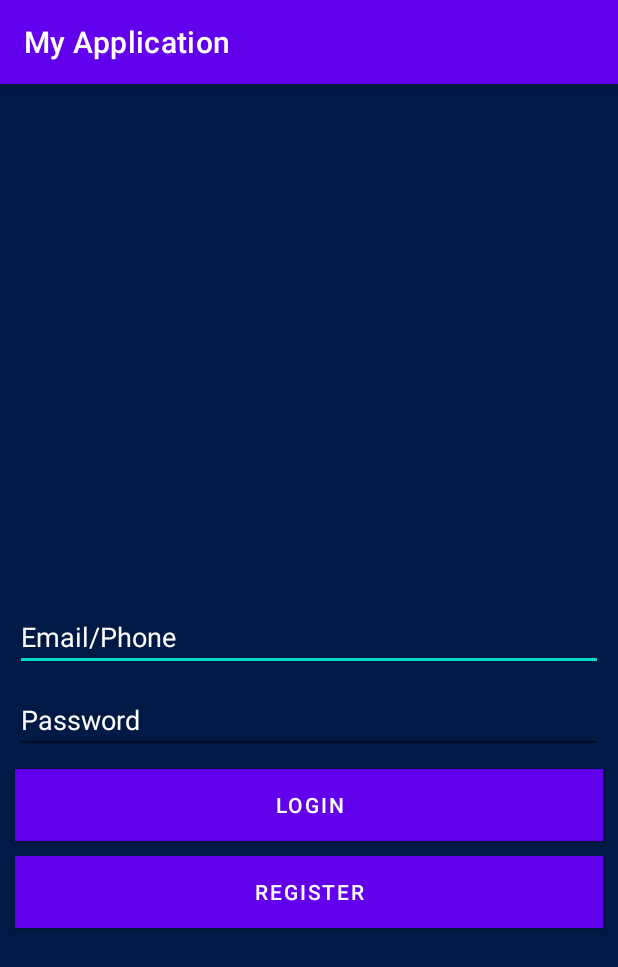
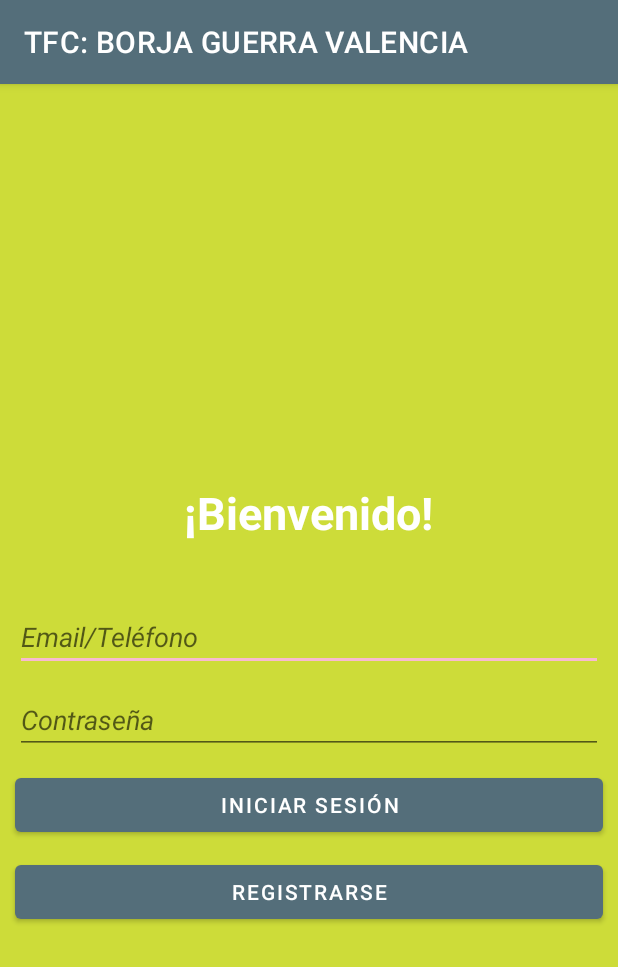
Before and after one commit to borjagv1/TFG, an Android app: the LoginActivity screen opened directly, with no data from a screen before it, on a phone screen of 412 x 824 dp. Shown: the top 967 px of the screen. Run offline under Robolectric (Android 15) with nearby library versions, the light colour scheme and no system bars.

Commit message:
Minor Fixes and Layout designs

```diff
--- a/app/src/main/java/com/example/myapplication/ui/IntroActivity.java
+++ b/app/src/main/java/com/example/myapplication/ui/IntroActivity.java
@@ -4,16 +4,22 @@ import android.content.Intent;
 import android.os.Bundle;
 import androidx.appcompat.app.AppCompatActivity;
 import com.example.myapplication.R;
+import com.example.myapplication.ui.register.LoginActivity;
 
 import java.util.Timer;
 import java.util.TimerTask;
 /**
  * Clase que gestiona la actividad de introducción.
+ * Se encarga de mostrar una pantalla de introducción durante un tiempo determinado.
+ * Después de ese tiempo, redirige a la pantalla de inicio de sesión.
  * @version 1.0
  * @see LoginActivity
  * author Borja Guerra
  */
 public class IntroActivity extends AppCompatActivity {
+    /**
+     * Tiempo de espera en milisegundos de la pantalla de introducción.
+     */
     private static final long SPLASH_TIME = 5000;
     /**
      * @param savedInstanceState si la Activity se reanuda, se recibe el último estado aquí.
--- a/app/src/main/java/com/example/myapplication/ui/Nivel1Activity.java
+++ b/app/src/main/java/com/example/myapplication/ui/niveles/Nivel1Activity.java
@@ -1,4 +1,4 @@
-package com.example.myapplication.ui;
+package com.example.myapplication.ui.niveles;
 
 import androidx.appcompat.app.AppCompatActivity;
 
--- a/app/src/main/java/com/example/myapplication/ui/Nivel2Activity.java
+++ b/app/src/main/java/com/example/myapplication/ui/niveles/Nivel2Activity.java
@@ -1,4 +1,4 @@
-package com.example.myapplication.ui;
+package com.example.myapplication.ui.niveles;
 
 import androidx.appcompat.app.AppCompatActivity;
 
--- a/app/src/main/java/com/example/myapplication/ui/Nivel3Activity.java
+++ b/app/src/main/java/com/example/myapplication/ui/niveles/Nivel3Activity.java
@@ -1,4 +1,4 @@
-package com.example.myapplication.ui;
+package com.example.myapplication.ui.niveles;
 
 import androidx.appcompat.app.AppCompatActivity;
 
--- a/app/src/main/java/com/example/myapplication/ui/LoginActivity.java
+++ b/app/src/main/java/com/example/myapplication/ui/register/LoginActivity.java
@@ -1,4 +1,4 @@
-package com.example.myapplication.ui;
+package com.example.myapplication.ui.register;
 
 import android.content.Intent;
 import android.os.Bundle;
@@ -8,6 +8,7 @@ import android.widget.EditText;
 import android.widget.Toast;
 import androidx.appcompat.app.AppCompatActivity;
 import com.example.myapplication.R;
+import com.example.myapplication.ui.MainActivity;
 import com.example.myapplication.ui.bd.MyDbHelper;
 import com.example.myapplication.ui.bd.Session;
 /**
@@ -20,8 +21,8 @@ import com.example.myapplication.ui.bd.Session;
  * author Borja Guerra
  */
 public class LoginActivity extends AppCompatActivity implements View.OnClickListener {
-    private EditText etEmail;
-    private EditText etPassword;
+    private EditText editTextEmail;
+    private EditText editTextPassword;
     private MyDbHelper db;
     private Session session;
 
@@ -39,8 +40,8 @@ public class LoginActivity extends AppCompatActivity implements View.OnClickList
         session = new Session(this);
         Button btnLogin = findViewById(R.id.btnLogin);
         Button btnRegister = findViewById(R.id.btnRegistro);
-        etEmail = findViewById(R.id.etEmail);
-        etPassword = findViewById(R.id.etPassword);
+        editTextEmail = findViewById(R.id.etEmail);
+        editTextPassword = findViewById(R.id.etPassword);
         btnLogin.setOnClickListener(this);
         btnRegister.setOnClickListener(this);
         if (session.loggedIn()) {
@@ -74,8 +75,8 @@ public class LoginActivity extends AppCompatActivity implements View.OnClickList
      * Comprueba si el usuario y contraseña son correctos.
      */
     public void login(View v) {
-        String email = etEmail.getText().toString();
-        String password = etPassword.getText().toString();
+        String email = editTextEmail.getText().toString();
+        String password = editTextPassword.getText().toString();
         if (db.getUserFromDataBase(email, password)) {
             session.setLoggedIn(true);
             displayToast("Login correcto");
--- a/app/src/main/res/layout/activity_login.xml
+++ b/app/src/main/res/layout/activity_login.xml
@@ -3,14 +3,14 @@
             xmlns:tools="http://schemas.android.com/tools"
             android:layout_width="match_parent"
             android:layout_height="match_parent"
-            android:background="@color/material_dynamic_primary10">
+            android:background="@color/md_lime_500">
 
     <LinearLayout
             android:layout_width="match_parent"
             android:layout_height="wrap_content"
             android:orientation="vertical"
             android:layout_gravity="center"
-            tools:context=".ui.LoginActivity">
+            tools:context=".ui.register.LoginActivity">
 
 
         <TextView
@@ -20,7 +20,8 @@
                 android:layout_marginTop="50dp"
                 android:textSize="30sp"
                 android:padding="20dp"
-                android:textColor="@color/white"/>
+                android:textColor="@color/white"
+                android:text="@string/Bienvenido"/>
 
         <EditText
                 android:layout_width="match_parent"
@@ -29,7 +30,6 @@
                 android:singleLine="true"
                 android:id="@+id/etEmail"
                 android:hint="@string/email_phone"
-                android:textColorHint="@color/white"
                 android:layout_marginTop="20dp"
                 android:layout_marginBottom="10dp"
                 android:layout_marginRight="10dp"
@@ -42,7 +42,6 @@
                 android:layout_height="wrap_content"
                 android:inputType="textPassword"
                 android:hint="@string/password"
-                android:textColorHint="@color/white"
                 android:singleLine="true"
                 android:layout_marginBottom="10dp"
                 android:layout_marginRight="10dp"
@@ -57,8 +56,7 @@
                 android:layout_marginBottom="10dp"
                 android:layout_marginRight="10dp"
                 android:layout_marginLeft="10dp"
-                android:onClick="login"
-                android:background="@color/md_grey_400"/>
+                android:onClick="login"/>
 
         <Button
                 android:id="@+id/btnRegistro"
@@ -68,8 +66,7 @@
                 android:layout_marginBottom="10dp"
                 android:layout_marginRight="10dp"
                 android:layout_marginLeft="10dp"
-                android:onClick="register"
-                android:background="@color/material_dynamic_neutral30"/>
+                android:onClick="register"/>
 
 
     </LinearLayout>
--- a/app/src/main/res/layout/activity_register.xml
+++ b/app/src/main/res/layout/activity_register.xml
@@ -9,7 +9,8 @@
             android:layout_width="match_parent"
             android:layout_height="wrap_content"
             android:orientation="vertical"
-            tools:context=".ui.LoginActivity">
+            android:layout_gravity="center"
+            tools:context=".ui.register.LoginActivity">
 
         <TextView
                 android:layout_width="wrap_content"
@@ -18,6 +19,7 @@
                 android:layout_marginTop="50dp"
                 android:textSize="30sp"
                 android:padding="20dp"
+                android:text="@string/reg_strate"
                 android:textColor="@color/white"/>
 
         <EditText
@@ -65,7 +67,6 @@
                 android:textAppearance="?android:attr/textAppearanceMedium"
                 android:text="@string/back_to_login"
                 android:id="@+id/tvLogin"
-                android:textColor="@color/white"
                 android:layout_gravity="center_horizontal" />
 
 
--- a/app/src/main/res/values/themes.xml
+++ b/app/src/main/res/values/themes.xml
@@ -2,12 +2,12 @@
     <!-- Base application theme. -->
     <style name="Theme.MyApplication" parent="Theme.MaterialComponents.DayNight.DarkActionBar">
         <!-- Primary brand color. -->
-        <item name="colorPrimary">@color/purple_500</item>
-        <item name="colorPrimaryVariant">@color/purple_700</item>
+        <item name="colorPrimary">@color/md_blue_grey_600</item>
+        <item name="colorPrimaryVariant">@color/md_blue_grey_900</item>
         <item name="colorOnPrimary">@color/white</item>
         <!-- Secondary brand color. -->
-        <item name="colorSecondary">@color/teal_200</item>
-        <item name="colorSecondaryVariant">@color/teal_700</item>
+        <item name="colorSecondary">@color/md_pink_100</item>
+        <item name="colorSecondaryVariant">@color/md_pink_400</item>
         <item name="colorOnSecondary">@color/black</item>
         <!-- Status bar color. -->
         <item name="android:statusBarColor">?attr/colorPrimaryVariant</item>
```
Also changed, not shown: app/src/main/AndroidManifest.xml (+5 -5 lines), app/src/main/java/com/example/myapplication/ui/MainActivity.java (+26 -1 lines), app/src/main/java/com/example/myapplication/ui/register/RegistroActivity.java (renamed from app/src/main/java/com/example/myapplication/ui/RegistroActivity.java, +12 -10 lines), app/src/main/res/drawable/design_gradient_intro.xml (added, +28 -0 lines), app/src/main/res/drawable/design_gradient_main.xml (added, +28 -0 lines), app/src/main/res/layout/activity_intro.xml (+7 -8 lines), app/src/main/res/layout/activity_main.xml (+5 -3 lines), app/src/main/res/values/strings.xml (+11 -34 lines).
